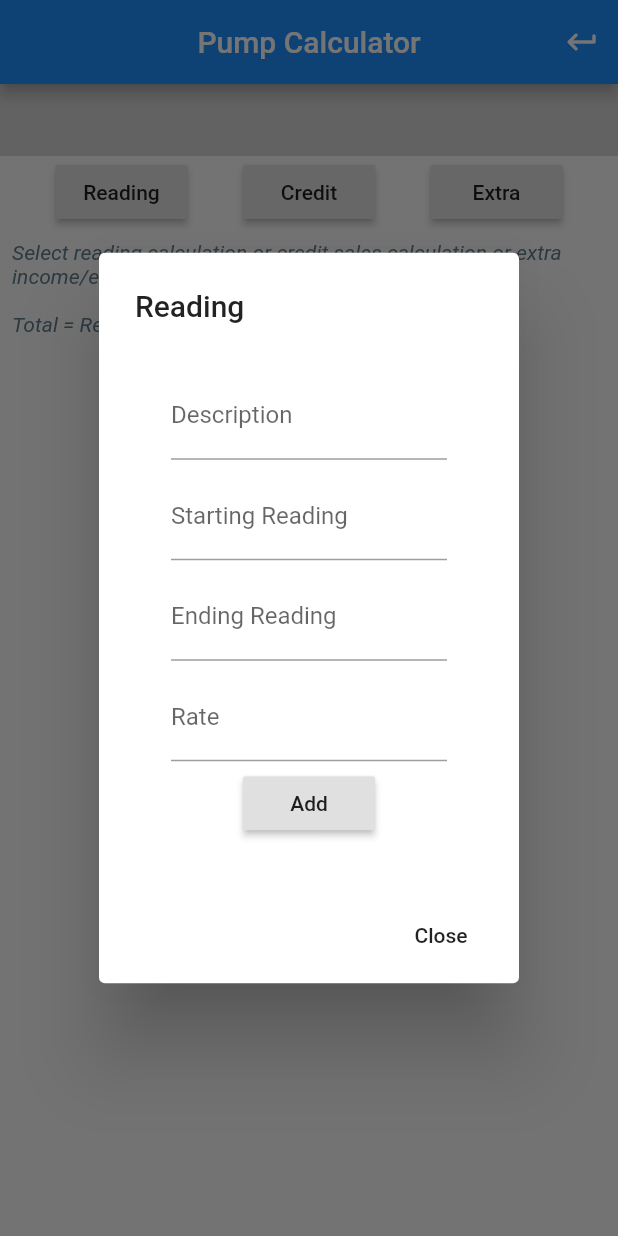
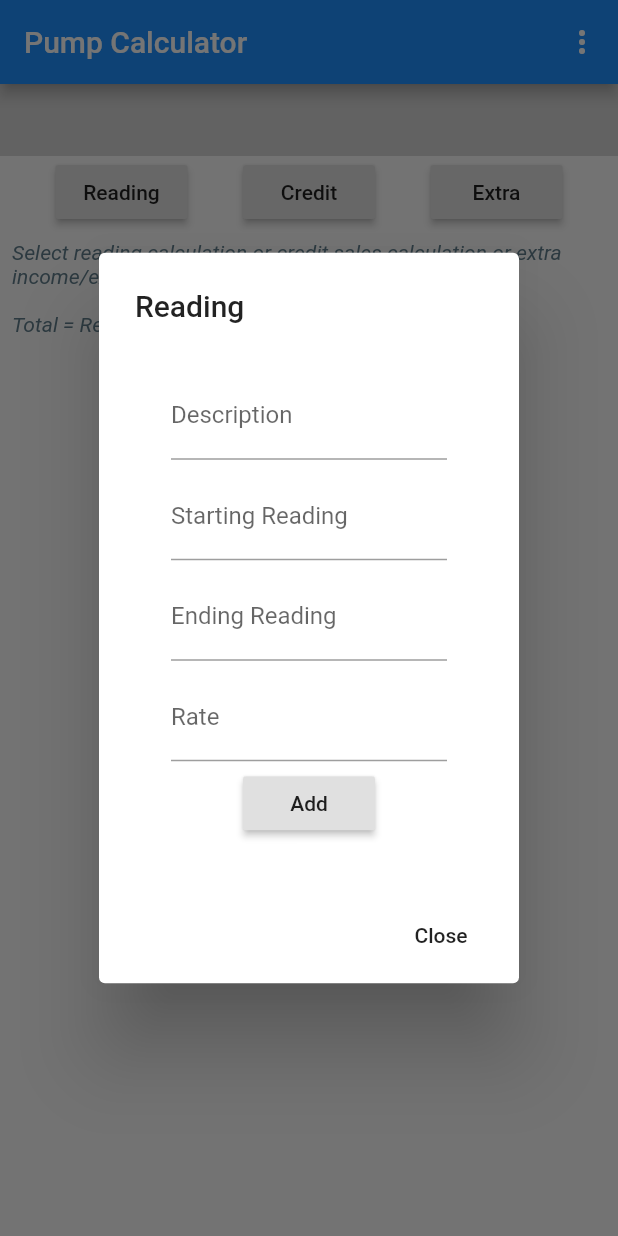
Before and after one commit to nishanthoblirajan/fuel_pump_calculator, a Flutter app: the screen it shows after launch, after a tap on "Reading", on a phone screen of 412 x 824 dp. Run offline on Flutter 3.47's test engine with Material 2 defaults, Android fonts, the phone set to English and light mode, and no system bars; our stand-ins replace firebase_analytics, firebase_core, fluttertoast, get, open_file, pdf and 3 more; missing offline and left inert: facebook_audience_network; accounts and stored records are empty.

Commit message:
UI improve

```diff
--- a/lib/main.dart
+++ b/lib/main.dart
@@ -2,6 +2,9 @@ import 'dart:convert';
 import 'dart:math';
 
 import 'package:facebook_audience_network/facebook_audience_network.dart';
+import 'package:firebase_analytics/firebase_analytics.dart';
+import 'package:firebase_analytics/observer.dart';
+import 'package:firebase_core/firebase_core.dart';
 import 'package:flutter/material.dart';
 import 'package:fluttertoast/fluttertoast.dart';
 import 'package:fuel_pump_calculator/Calculations.dart';
@@ -18,9 +21,6 @@ import 'DataClass/Reading.dart';
 import 'HexColor.dart';
 import 'Preferences.dart';
 import 'extraCalculation.dart';
-import 'package:firebase_core/firebase_core.dart';
-import 'package:firebase_analytics/firebase_analytics.dart';
-import 'package:firebase_analytics/observer.dart';
 
 List<Credit> creditList = new List();
 List<Extra> extraList = new List();
@@ -75,6 +75,8 @@ class _MyAppState extends State<MyApp> {
   TextEditingController closingReadingController;
   String _selectedProducts = ''; // Option 2
 
+  bool valuesSaved = false;
+
   @override
   void initState() {
     rateInputController = new TextEditingController();
@@ -85,6 +87,28 @@ class _MyAppState extends State<MyApp> {
     closingReadingController.text = '';
 
     _selectedProducts = 'MS';
+
+    Preferences().getReadings().then((value) {
+      if (value != null) {
+        setState(() {
+          valuesSaved = valuesSaved | true;
+        });
+      }
+    });
+    Preferences().getCredits().then((value) {
+      if (value != null) {
+        setState(() {
+          valuesSaved = valuesSaved | true;
+        });
+      }
+    });
+    Preferences().getExtras().then((value) {
+      if (value != null) {
+        setState(() {
+          valuesSaved = valuesSaved | true;
+        });
+      }
+    });
     super.initState();
   }
 
@@ -221,11 +245,16 @@ class _MyAppState extends State<MyApp> {
     return Scaffold(
       resizeToAvoidBottomPadding: false,
       appBar: AppBar(
-        centerTitle: true,
         title: new Text(
           'Pump Calculator',
         ),
-        leading:
+        actions: [
+          // IconButton(
+          //   icon: Icon(Icons.refresh),
+          //   onPressed: () {
+          //     setState(() {});
+          //   },
+          // ),
           !(readingList.isEmpty && extraList.isEmpty && creditList.isEmpty)
               ? Tooltip(
             message: 'Save data',
@@ -238,31 +267,48 @@ class _MyAppState extends State<MyApp> {
             ),
           )
               : Container(),
-        actions: [
-          // IconButton(
-          //   icon: Icon(Icons.refresh),
-          //   onPressed: () {
-          //     setState(() {});
-          //   },
-          // ),
-          (readingList.isEmpty && extraList.isEmpty && creditList.isEmpty)
+          !(readingList.isEmpty && extraList.isEmpty && creditList.isEmpty)
               ? Tooltip(
-                message: 'Retrieve saved data',
+                  message: 'Print',
                   child: IconButton(
-                    icon: Icon(Icons.keyboard_return_rounded),
+                    icon: Icon(Icons.print),
                     onPressed: () {
-                      // saveAll();
-                      retrieveAll();
+                      PDFPrint().pdfTotal(readingList, creditList, extraList);
                     },
                   ),
                 )
               : Container(),
           !(readingList.isEmpty && extraList.isEmpty && creditList.isEmpty)
               ? Tooltip(
-            message: 'Delete',
+                  message: 'Share',
                   child: IconButton(
-                    icon: Icon(Icons.delete),
+                    icon: Icon(Icons.share),
                     onPressed: () {
+                      setState(() {
+                        Calculations()
+                            .share(readingList, extraList, creditList);
+                      });
+                    },
+                  ),
+                )
+              : Container(),
+PopupMenuButton(
+                  itemBuilder: (BuildContext context) =>
+                      <PopupMenuEntry<String>>[
+                    const PopupMenuItem<String>(
+                      value: 'ret',
+                      child: Text('Retrieve'),
+                    ),
+                    const PopupMenuItem<String>(
+                      value: 'del',
+                      child: Text('Delete'),
+                    ),
+                  ],
+                  onSelected: (String value) {
+                    if (value == 'ret') {
+                      retrieveAll();
+
+                    } else if (value == 'del') {
                       showDialog(
                           context: context,
                           builder: (BuildContext context) {
@@ -294,34 +340,9 @@ class _MyAppState extends State<MyApp> {
                               ],
                             );
                           });
+                    }
                   },
-                  ),
                 )
-              : Container(),
-          !(readingList.isEmpty && extraList.isEmpty && creditList.isEmpty)
-              ? Tooltip(
-            message: 'Print',
-                child: IconButton(
-                    icon: Icon(Icons.print),
-                    onPressed: () {
-                      PDFPrint().pdfTotal(readingList, creditList, extraList);
-                    },
-                  ),
-              )
-              : Container(),
-          !(readingList.isEmpty && extraList.isEmpty && creditList.isEmpty)
-              ? Tooltip(
-            message: 'Share',
-                child: IconButton(
-                    icon: Icon(Icons.share),
-                    onPressed: () {
-                      setState(() {
-                        Calculations().share(readingList, extraList, creditList);
-                      });
-                    },
-                  ),
-              )
-              : Container(),
         ],
       ),
       body: SingleChildScrollView(
@@ -468,6 +489,7 @@ class _MyAppState extends State<MyApp> {
       ),
     );
   }
+
   SingleChildScrollView buildReadingList() {
     return SingleChildScrollView(
       scrollDirection: Axis.horizontal,
```
Lines whose indentation alone changed are shown as unchanged.
